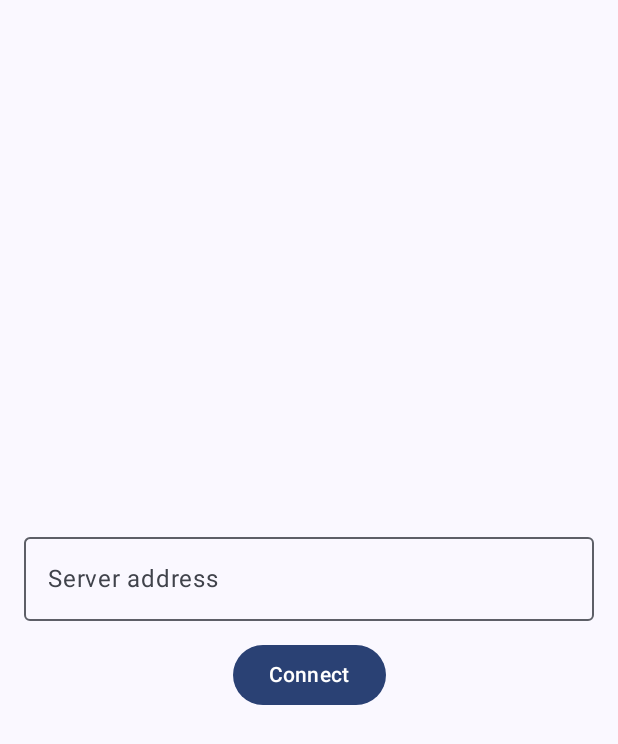
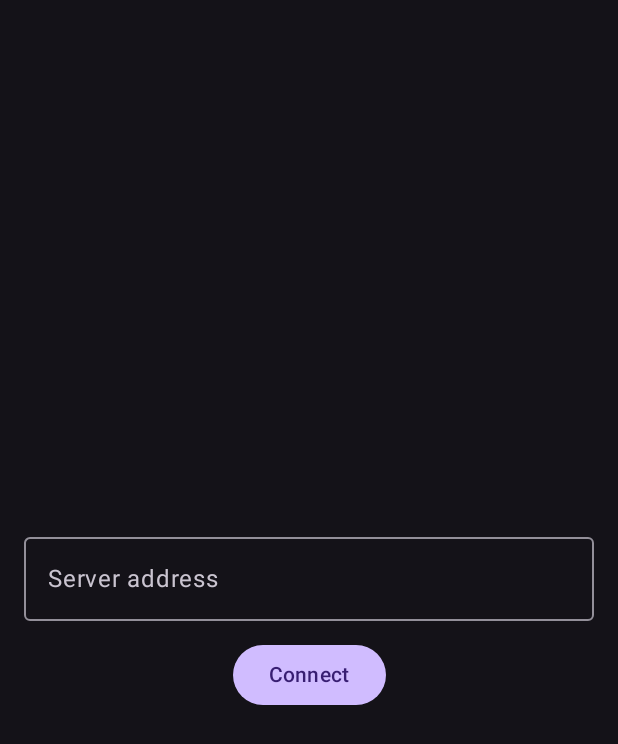
Before and after one commit to beal1031/fin2go, an Android app built with Jetpack Compose: the screen it shows after launch (MainActivity), on a phone screen of 412 x 824 dp. Shown: the top 744 px of the screen. Run offline under Robolectric (Android 15) with nearby library versions, the phone set to English and light mode, and no system bars; libraries missing offline, so code that uses them is left out: org.jellyfin.sdk; 1 statement that could not run was skipped.

Commit message:
Use dark theme only, without dynamic color
- Fin2goTheme always uses the dark color scheme
- Remove unused light colors
- Dark window theme, so no white flash on start
- Light status and navigation bar icons

```diff
--- a/app/src/main/java/io/github/beal1031/fin2go/MainActivity.kt
+++ b/app/src/main/java/io/github/beal1031/fin2go/MainActivity.kt
@@ -1,7 +1,9 @@
 package io.github.beal1031.fin2go
 
+import android.graphics.Color
 import android.os.Bundle
 import androidx.activity.ComponentActivity
+import androidx.activity.SystemBarStyle
 import androidx.activity.compose.setContent
 import androidx.activity.enableEdgeToEdge
 import androidx.compose.foundation.layout.consumeWindowInsets
@@ -19,7 +21,11 @@ import io.github.beal1031.fin2go.ui.theme.Fin2goTheme
 class MainActivity : ComponentActivity() {
     override fun onCreate(savedInstanceState: Bundle?) {
         super.onCreate(savedInstanceState)
-        enableEdgeToEdge()
+        // Light icons in the status and navigation bar, because the app is always dark.
+        enableEdgeToEdge(
+            statusBarStyle = SystemBarStyle.dark(Color.TRANSPARENT),
+            navigationBarStyle = SystemBarStyle.dark(Color.TRANSPARENT),
+        )
         setContent {
             Fin2goTheme {
                 val appViewModel: AppViewModel = viewModel()
--- a/app/src/main/java/io/github/beal1031/fin2go/ui/theme/Color.kt
+++ b/app/src/main/java/io/github/beal1031/fin2go/ui/theme/Color.kt
@@ -5,7 +5,3 @@ import androidx.compose.ui.graphics.Color
 val Purple80 = Color(0xFFD0BCFF)
 val PurpleGrey80 = Color(0xFFCCC2DC)
 val Pink80 = Color(0xFFEFB8C8)
-
-val Purple40 = Color(0xFF6650a4)
-val PurpleGrey40 = Color(0xFF625b71)
-val Pink40 = Color(0xFF7D5260)
--- a/app/src/main/java/io/github/beal1031/fin2go/ui/theme/Theme.kt
+++ b/app/src/main/java/io/github/beal1031/fin2go/ui/theme/Theme.kt
@@ -1,56 +1,21 @@
 package io.github.beal1031.fin2go.ui.theme
 
-import android.os.Build
-import androidx.compose.foundation.isSystemInDarkTheme
 import androidx.compose.material3.MaterialTheme
 import androidx.compose.material3.darkColorScheme
-import androidx.compose.material3.dynamicDarkColorScheme
-import androidx.compose.material3.dynamicLightColorScheme
-import androidx.compose.material3.lightColorScheme
 import androidx.compose.runtime.Composable
-import androidx.compose.ui.platform.LocalContext
 
+/** The app only has a dark look, also when the phone is set to light mode. */
 private val DarkColorScheme = darkColorScheme(
     primary = Purple80,
     secondary = PurpleGrey80,
     tertiary = Pink80
 )
 
-private val LightColorScheme = lightColorScheme(
-    primary = Purple40,
-    secondary = PurpleGrey40,
-    tertiary = Pink40
-
-    /* Other default colors to override
-    background = Color(0xFFFFFBFE),
-    surface = Color(0xFFFFFBFE),
-    onPrimary = Color.White,
-    onSecondary = Color.White,
-    onTertiary = Color.White,
-    onBackground = Color(0xFF1C1B1F),
-    onSurface = Color(0xFF1C1B1F),
-    */
-)
-
+/** Always the fixed dark colours; the colours of the phone's wallpaper (dynamic color) are not used. */
 @Composable
-fun Fin2goTheme(
-    darkTheme: Boolean = isSystemInDarkTheme(),
-    // Dynamic color is available on Android 12+
-    dynamicColor: Boolean = true,
-    content: @Composable () -> Unit
-) {
-    val colorScheme = when {
-        dynamicColor && Build.VERSION.SDK_INT >= Build.VERSION_CODES.S -> {
-            val context = LocalContext.current
-            if (darkTheme) dynamicDarkColorScheme(context) else dynamicLightColorScheme(context)
-        }
-
-        darkTheme -> DarkColorScheme
-        else -> LightColorScheme
-    }
-
+fun Fin2goTheme(content: @Composable () -> Unit) {
     MaterialTheme(
-        colorScheme = colorScheme,
+        colorScheme = DarkColorScheme,
         typography = Typography,
         content = content
     )
--- a/app/src/main/res/values/themes.xml
+++ b/app/src/main/res/values/themes.xml
@@ -1,5 +1,5 @@
 <?xml version="1.0" encoding="utf-8"?>
 <resources>
 
-    <style name="Theme.Fin2go" parent="android:Theme.Material.Light.NoActionBar" />
+    <style name="Theme.Fin2go" parent="android:Theme.Material.NoActionBar" />
 </resources>
```
